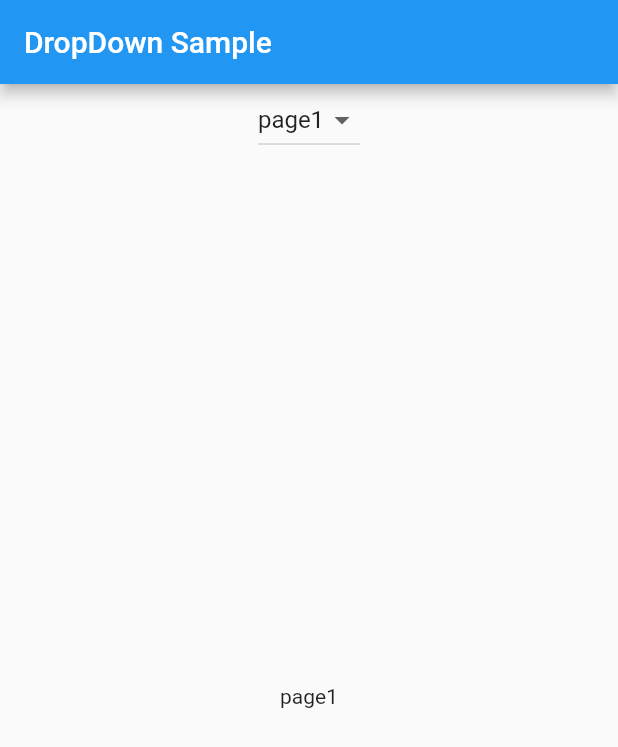
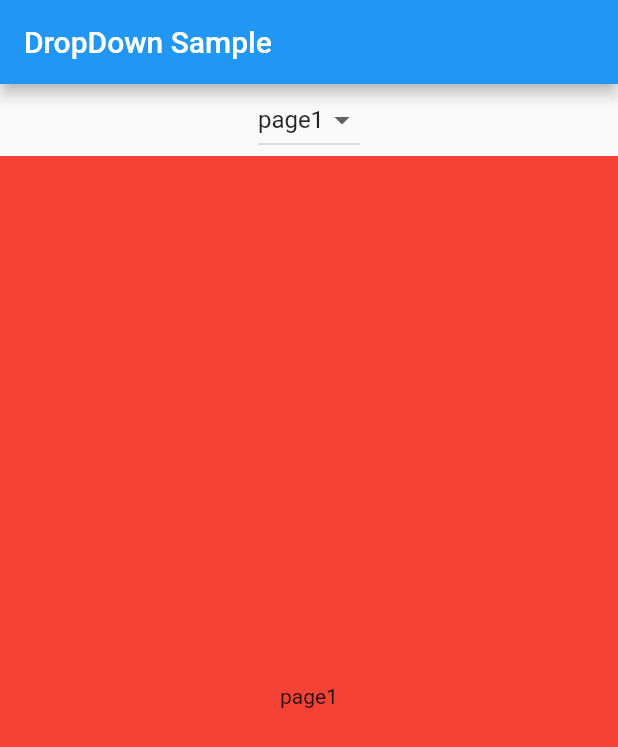
Before and after one commit to Danny-Yun/dropdown-sample, a Flutter app: the screen it shows after launch, on a phone screen of 412 x 824 dp. Shown: the top 747 px of the screen. Run offline on Flutter 3.47's test engine with Material 2 defaults, Android fonts, the phone set to English and light mode, and no system bars; our stand-ins replace get.

Commit message:
페이지 추가

```diff
--- a/lib/screen/Home.dart
+++ b/lib/screen/Home.dart
@@ -1,4 +1,8 @@
 import 'package:dropdown_sample1/controller/DropdownButtonController.dart';
+import 'package:dropdown_sample1/screen/Page1.dart';
+import 'package:dropdown_sample1/screen/Page2.dart';
+import 'package:dropdown_sample1/screen/Page3.dart';
+import 'package:dropdown_sample1/screen/Page4.dart';
 import 'package:dropdown_sample1/widgets/DropdownButton.dart';
 import 'package:flutter/material.dart';
 import 'package:get/get_state_manager/get_state_manager.dart';
@@ -20,28 +24,26 @@ class Home extends StatelessWidget {
               case menuList.menu1:
                 return Expanded(
                   child: Center(
-                    child: Text('page1'),
+                    child: Page1(),
                   ),
                 );
                 break;
               case menuList.menu2:
                 return Expanded(
-                  child: Center(
-                    child: Text('page2'),
-                  ),
+                  child: Page2(),
                 );
                 break;
               case menuList.menu3:
                 return Expanded(
                   child: Center(
-                    child: Text('page3'),
+                    child: Page3(),
                   ),
                 );
                 break;
               case menuList.menu4:
                 return Expanded(
                   child: Center(
-                    child: Text('page4'),
+                    child: Page4(),
                   ),
                 );
                 break;
--- /dev/null
+++ b/lib/screen/Page1.dart
@@ -0,0 +1,15 @@
+import 'package:flutter/material.dart';
+
+class Page1 extends StatelessWidget {
+  const Page1({Key? key}) : super(key: key);
+
+  @override
+  Widget build(BuildContext context) {
+    return Container(
+      color: Colors.red,
+      child: Center(
+        child: Text('page1'),
+      ),
+    );
+  }
+}
```
Also changed, not shown: lib/screen/Page2.dart (added, +15 -0 lines), lib/screen/Page3.dart (added, +15 -0 lines), lib/screen/Page4.dart (added, +15 -0 lines).
